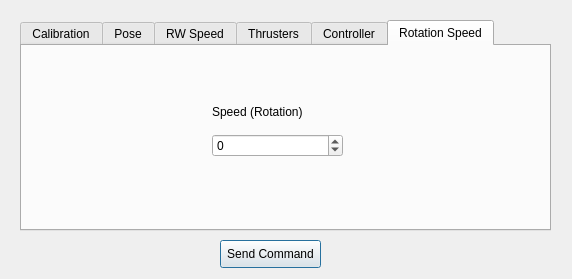
Old version of the form ARVID_GS/support.ui in the repository Eruvae/floatsat5.
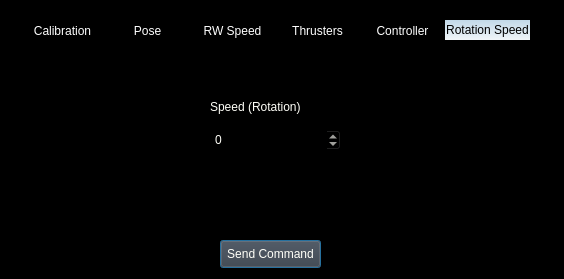
New version of the form.

Patch:
```diff
--- a/ARVID_GS/support.ui
+++ b/ARVID_GS/support.ui
@@ -6,22 +6,66 @@
    <rect>
     <x>0</x>
     <y>0</y>
-    <width>572</width>
+    <width>564</width>
     <height>279</height>
    </rect>
   </property>
   <property name="windowTitle">
    <string>Dialog</string>
   </property>
+  <property name="styleSheet">
+   <string notr="true">QWidget {
+    background-color: #000000;
+    color: #fffff8;
+}
+
+QHeaderView::section {
+    background-color: #646464;
+    padding: 4px;
+    border: 1px solid #fffff8;
+    font-size: 14pt;
+}
+
+QTableWidget {
+    gridline-color: #fffff8;
+    font-size: 12pt;
+}
+
+QTableWidget QTableCornerButton::section {
+    background-color: #646464;
+    border: 1px solid #fffff8;
+}</string>
+  </property>
   <widget class="QTabWidget" name="tabWidget">
    <property name="geometry">
     <rect>
      <x>20</x>
      <y>20</y>
-     <width>531</width>
+     <width>511</width>
      <height>211</height>
     </rect>
    </property>
+   <property name="styleSheet">
+    <string notr="true">QTabWidget::pane { border: 0; }
+
+QTabBar::tab 
+{
+    background: #000000;
+    color: white;   
+    border-color: #000000;
+	height: 20px;
+	width:85px;
+}
+
+QTabBar::tab:selected, 
+QTabBar::tab:hover 
+{
+    border-top-color: #1D2A32;
+    border-color: #40494E;
+    color: black;
+    background: qlineargradient(x1: 0, y1: 0, x2: 0, y2: 1, stop: 0 #C1D8E8, stop: 1 #F0F5F8); 
+}</string>
+   </property>
    <property name="currentIndex">
     <number>5</number>
    </property>
@@ -414,9 +458,21 @@
      <height>28</height>
     </rect>
    </property>
+   <property name="styleSheet">
+    <string notr="true">QPushButton{ background-color: rgb(60, 59, 63) }
+QPushButton:focus{ background-color: grey; }
+QPushButton:hover{ background-color: grey; }
+</string>
+   </property>
    <property name="text">
     <string>Send Command</string>
    </property>
+   <property name="default">
+    <bool>false</bool>
+   </property>
+   <property name="flat">
+    <bool>false</bool>
+   </property>
   </widget>
  </widget>
  <resources/>
```
